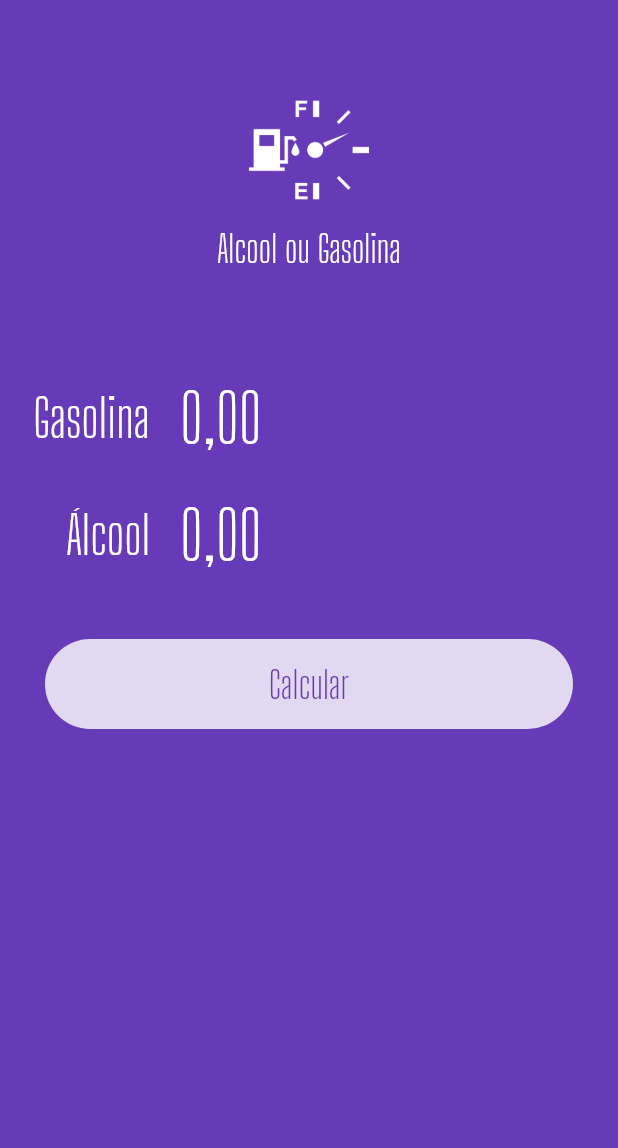
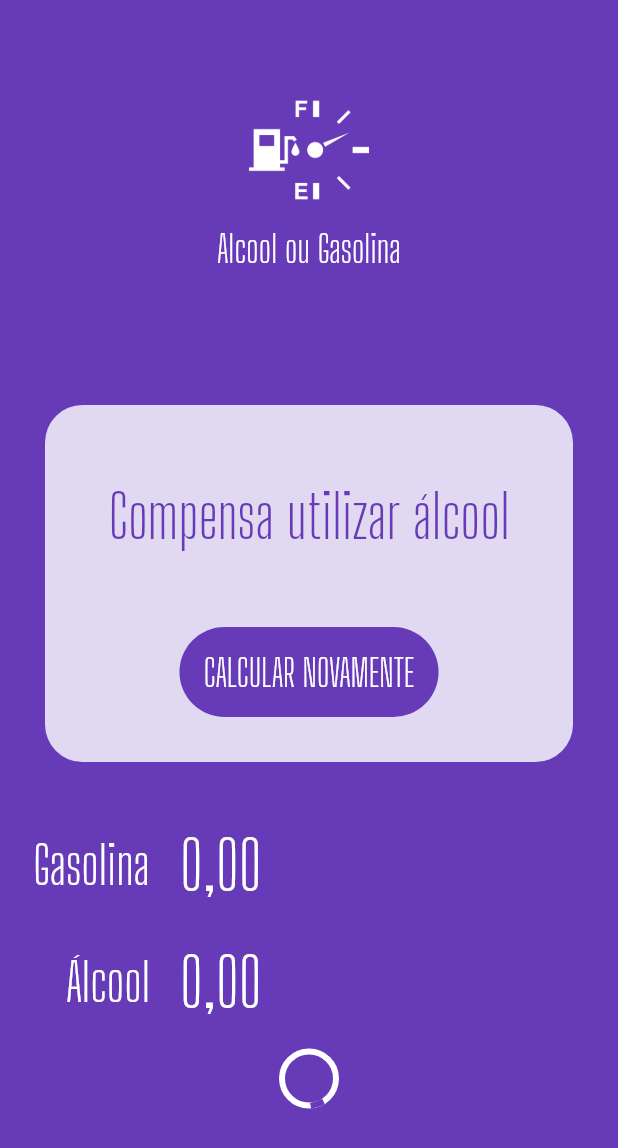
Before and after one commit to slivadrip/aog, a Flutter app: the screen it shows after launch, on a phone screen of 412 x 824 dp. Shown: the top 1148 px of the screen. Run offline on Flutter 3.47's test engine with Material 2 defaults, Android fonts, the phone set to English and light mode, and no system bars; our stand-ins replace flutter_masked_text.

Commit message:
add widget Loading-button

```diff
--- a/lib/main.dart
+++ b/lib/main.dart
@@ -1,4 +1,5 @@
 import 'package:aog/widgets/input.widget.dart';
+import 'package:aog/widgets/loading-button.widget.dart';
 import 'package:aog/widgets/logo.widget.dart';
 import 'package:flutter/material.dart';
 import 'package:flutter_masked_text/flutter_masked_text.dart';
@@ -30,6 +31,39 @@ class HomePage extends StatelessWidget {
       body: ListView(
         children: <Widget>[
           Logo(),
+          Container(
+            margin: EdgeInsets.all(30),
+            decoration: BoxDecoration(
+              color: Colors.white.withOpacity(0.8),
+              borderRadius: BorderRadius.circular(25),
+            ),
+            child: Column(
+              children: <Widget>[
+                SizedBox(
+                  height: 50,
+
+                ),
+                Text(
+                  "Compensa utilizar álcool",
+                  style: TextStyle(
+                    color: Theme.of(context).primaryColor,
+                    fontFamily: "Big Shoulders Display",
+                    fontSize: 40,
+                  ),
+                  textAlign: TextAlign.center,
+                ),
+                SizedBox(
+                  height: 20,
+                ),
+                 LoadingButton(
+            busy: false,
+            func: (){},
+            text: "CALCULAR NOVAMENTE",
+            invert: true,
+          ),
+              ]
+            ),
+          ),
           Input(
             ctrl: _gasCtrl,
             label: "Gasolina",
@@ -38,27 +72,12 @@ class HomePage extends StatelessWidget {
             ctrl: _alcCtrl,
             label: "Álcool",
           ),
-          Container(
-            margin: EdgeInsets.all(30),
-            height: 60,
-            decoration: BoxDecoration(
-              color: Colors.white.withOpacity(0.8),
-              borderRadius: BorderRadius.circular(
-                60,
-              ),
-            ),
-            child: FlatButton(
-              child: Text(
-                "Calcular",
-                style: TextStyle(
-                  color: Theme.of(context).primaryColor,
-                  fontSize: 25,
-                  fontFamily: "Big Shoulders Display",
-                ),
-              ),
-              onPressed: () {},
-            ),
-          )
+          LoadingButton(
+            busy: true,
+            func: (){},
+            text: "CALCULAR",
+            invert: false,
+          ),
         ],
       ),
     );
--- /dev/null
+++ b/lib/widgets/loading-button.widget.dart
@@ -0,0 +1,50 @@
+import 'package:flutter/material.dart';
+
+class LoadingButton extends StatelessWidget {
+  var busy = false;
+  var invert = false;
+  Function func;
+  var text = "";
+
+  LoadingButton({
+    @required this.busy,
+    @required this.func,
+    @required this.invert,
+    @required this.text,
+  });
+
+  @override
+  Widget build(BuildContext context) {
+    return
+    busy ? Container(
+      alignment: Alignment.center,
+      height: 50,
+      child: CircularProgressIndicator(
+        backgroundColor: Colors.white,
+      ),
+    )
+    : Container(
+      margin: EdgeInsets.all(30),
+      height: 60,
+      decoration: BoxDecoration(
+        color: invert
+            ? Theme.of(context).primaryColor
+            : Colors.white.withOpacity(0.8),
+        borderRadius: BorderRadius.circular(
+          60,
+        ),
+      ),
+      child: FlatButton(
+        child: Text(
+          text,
+          style: TextStyle(
+            color: invert ? Colors.white : Theme.of(context).primaryColor,
+            fontSize: 25,
+            fontFamily: "Big Shoulders Display",
+          ),
+        ),
+        onPressed: func,
+      ),
+    );
+  }
+}
```
Also changed, not shown: 1 other file.
